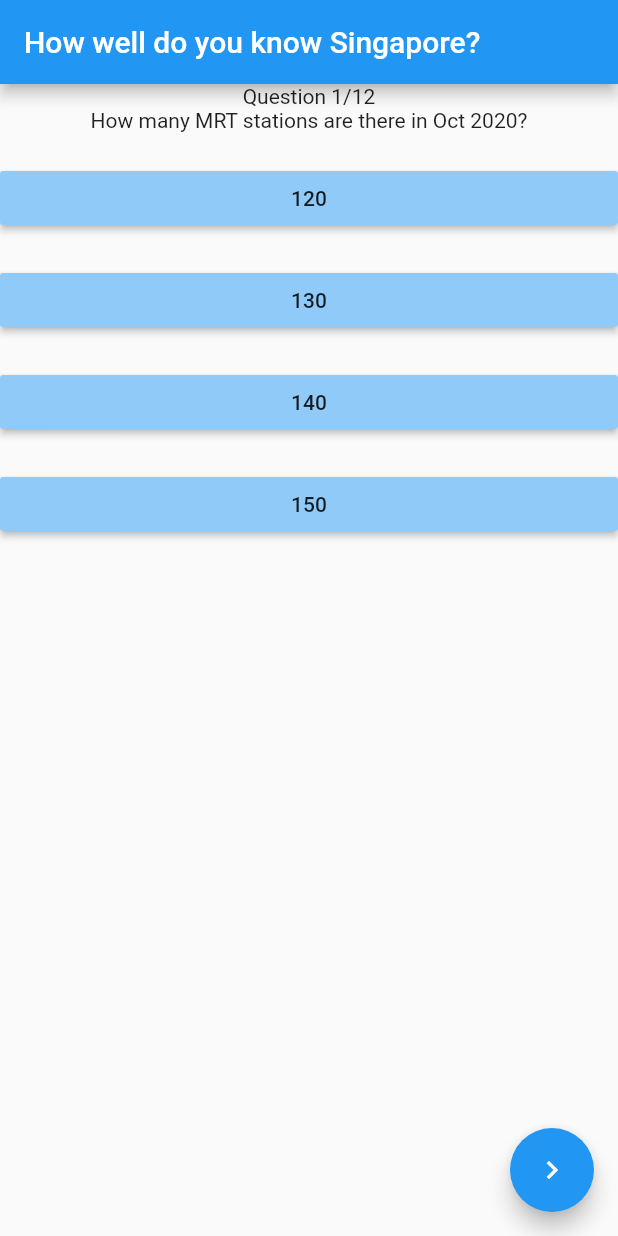
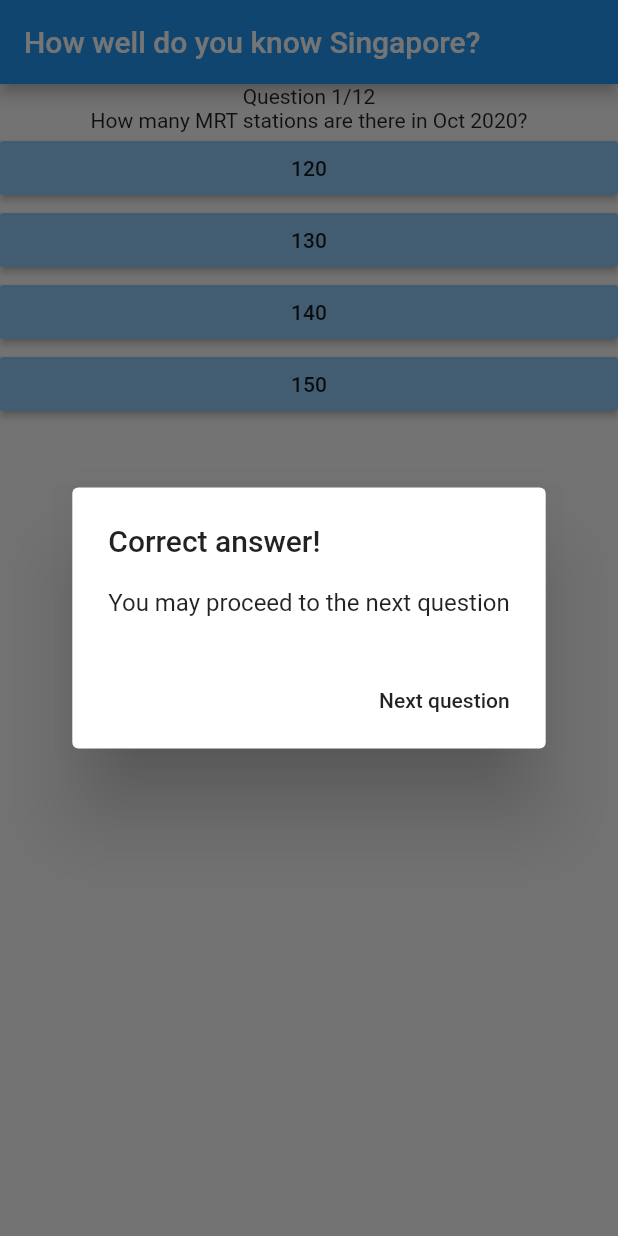
Before and after one commit to wennyyustalim/quiz-app, a Flutter app: the screen it shows after launch, after a tap on "130", on a phone screen of 412 x 824 dp. Run offline on Flutter 3.47's test engine with Material 2 defaults, Android fonts, the phone set to English and light mode, and no system bars.

Commit message:
Add correct answer alert dialog that navigates to the next question.

```diff
--- a/lib/main.dart
+++ b/lib/main.dart
@@ -39,6 +39,21 @@ class _MyHomePageState extends State<MyHomePage> {
       correctAnswer: 1,
       choices: ['120', '130', '140', '150'],
     ),
+    Question(
+      questionText: 'When is the National Day in Singapore?',
+      correctAnswer: 2,
+      choices: ['11 Aug', '10 Aug', '9 Aug', '8 Aug'],
+    ),
+    Question(
+      questionText: 'What is the color of Singapore national flag?',
+      correctAnswer: 0,
+      choices: [
+        'Red & white',
+        'Red & blue',
+        'White & yellow',
+        'Green & blue',
+      ],
+    ),
   ];
   void _incrementquestionNumber() {
     setState(() {
@@ -56,7 +71,7 @@ class _MyHomePageState extends State<MyHomePage> {
       body: Center(
         child: Column(
           crossAxisAlignment: CrossAxisAlignment.stretch,
-          children: <Widget>[
+          children: [
             Text(
               'Question ${_questionNumber + 1}/$_questionSize',
               textAlign: TextAlign.center,
@@ -68,28 +83,70 @@ class _MyHomePageState extends State<MyHomePage> {
                 textAlign: TextAlign.center,
               ),
             ),
-            for (final choice in question.choices) ...[
-              const SizedBox(height: 20.0),
-              RaisedButton(
+            ...question.choices.asMap().entries.map((choice) {
+              final choiceIndex = choice.key;
+              final correctAnswerIndex = question.correctAnswer;
+              return RaisedButton(
                 color: Theme.of(context).backgroundColor,
-                onPressed: () => print('pressed'),
+                onPressed: () {
+                  if (choiceIndex == correctAnswerIndex) {
+                    print('Correct answer!');
+                    _showCorrectDialog(context);
+                  } else {
+                    print('Wrong answer!');
+                  }
+                },
                 child: Text(
-                  choice,
+                  choice.value,
                   textAlign: TextAlign.center,
                 ),
-              ),
-            ],
+              );
+            }),
           ],
         ),
       ),
-      floatingActionButton: FloatingActionButton(
-        onPressed: _questionNumber < questions.length - 1
-            ? _incrementquestionNumber
-            : null,
-        tooltip: 'Next question',
-        child: Icon(Icons.navigate_next),
+    );
+  }
+
+  void _showCorrectDialog(BuildContext context) {
+    showDialog(
+      context: context,
+      builder: (_) => AlertDialog(
+        title: Text('Correct answer!'),
+        content: Text('You may proceed to the next question'),
+        actions: [
+          FlatButton(
+            child: Text('Next question'),
+            onPressed: () {
+              Navigator.of(context).pop();
+              _showNextQuestion();
+            },
+          )
+        ],
       ),
     );
+  }
+
+  void _showNextQuestion() {
+    if (_questionNumber < questions.length - 1) {
+      _incrementquestionNumber();
+    } else {
+      showDialog(
+        context: context,
+        builder: (_) => AlertDialog(
+          title: Text('Congrats on finishing the quiz!'),
+          content: Text('There are no more questions left.'),
+          actions: [
+            FlatButton(
+              child: Text('Close'),
+              onPressed: () {
+                Navigator.of(context).pop();
+              },
+            )
+          ],
+        ),
+      );
+    }
   }
 }
 
```
